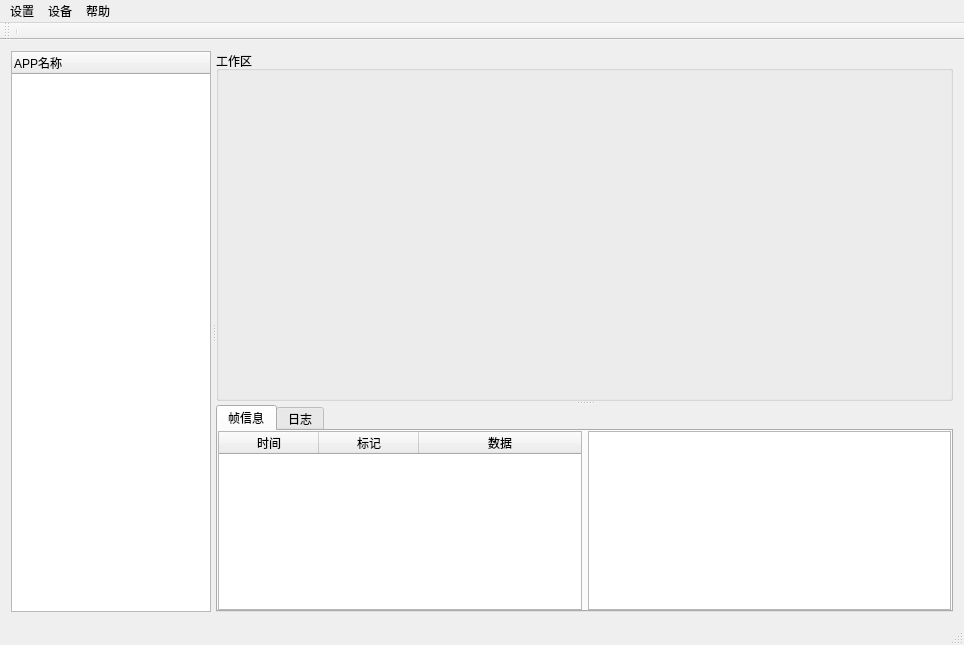
Above: source/protocol_master_ui.ui from chopin1993/protocolmaster-20210731 before the change. Below: the same form after it.
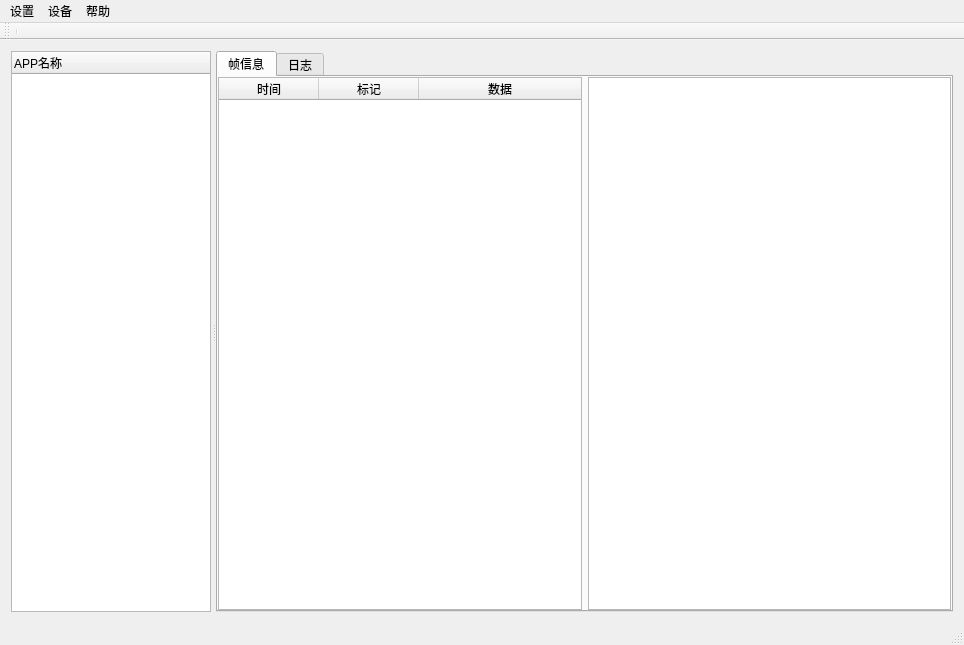
That is the form after the change.

Patch:
```diff
--- a/source/protocol_master_ui.ui
+++ b/source/protocol_master_ui.ui
@@ -14,8 +14,8 @@
    <string>智能硬件测试工具</string>
   </property>
   <widget class="QWidget" name="centralWidget">
-   <layout class="QHBoxLayout" name="horizontalLayout_2">
-    <item>
+   <layout class="QGridLayout" name="gridLayout_2">
+    <item row="0" column="0">
      <widget class="QSplitter" name="splitter_h">
       <property name="orientation">
        <enum>Qt::Horizontal</enum>
@@ -58,31 +58,6 @@
        <property name="orientation">
         <enum>Qt::Vertical</enum>
        </property>
-       <widget class="QGroupBox" name="appGroupBox">
-        <property name="minimumSize">
-         <size>
-          <width>80</width>
-          <height>350</height>
-         </size>
-        </property>
-        <property name="title">
-         <string>工作区</string>
-        </property>
-        <layout class="QGridLayout" name="gridLayout_app">
-         <property name="leftMargin">
-          <number>0</number>
-         </property>
-         <property name="topMargin">
-          <number>0</number>
-         </property>
-         <property name="rightMargin">
-          <number>0</number>
-         </property>
-         <property name="bottomMargin">
-          <number>0</number>
-         </property>
-        </layout>
-       </widget>
        <widget class="QTabWidget" name="tabWidget">
         <property name="currentIndex">
          <number>0</number>
```
